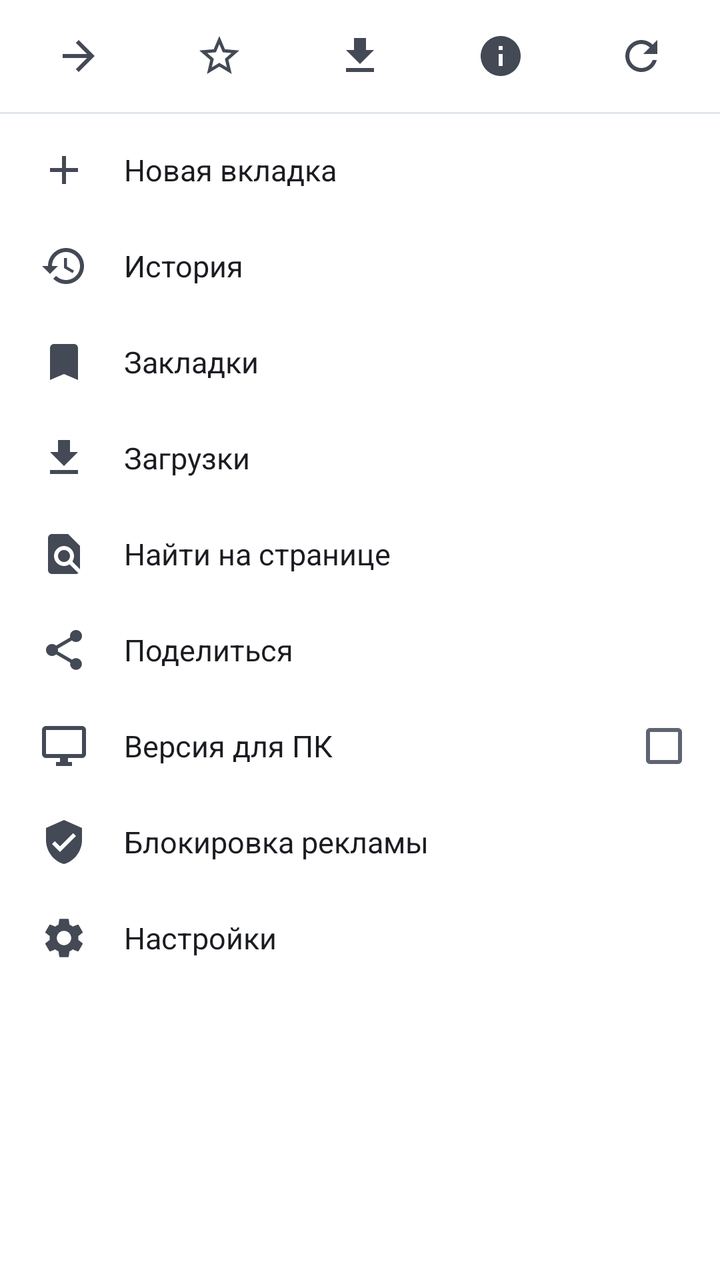
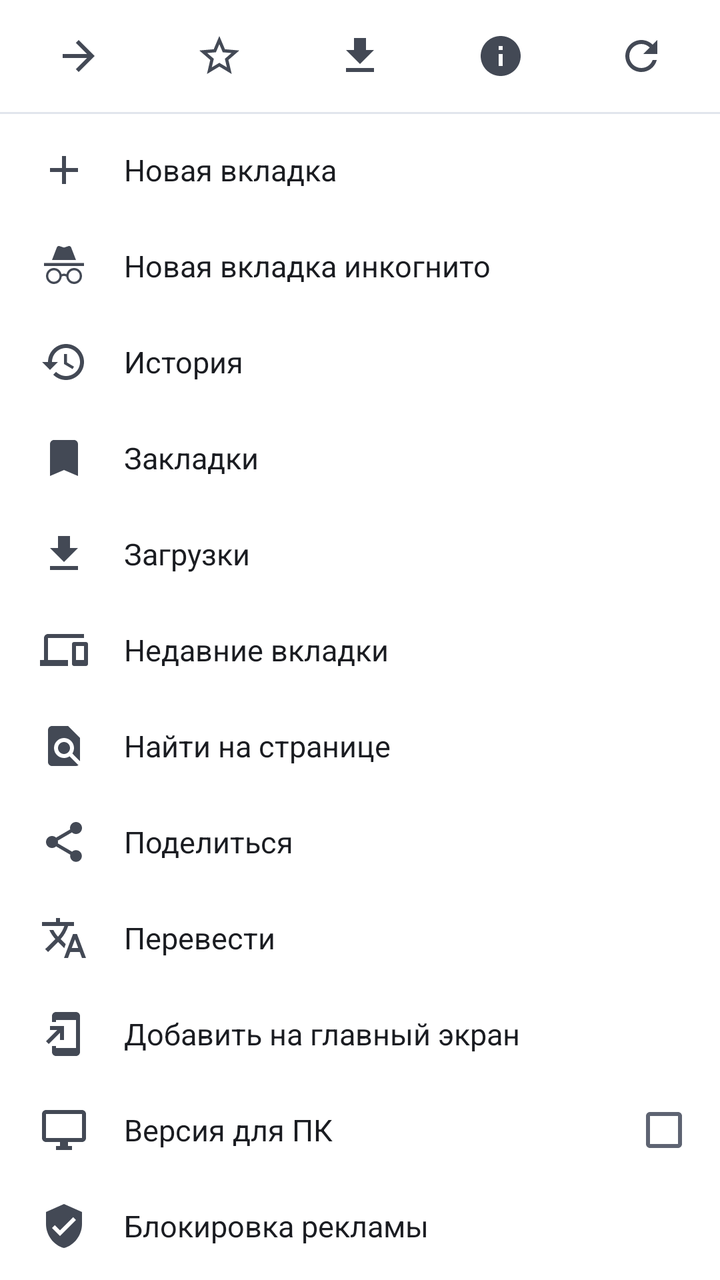

The first picture is an Android layout as it rendered before a commit; the second is the same layout after the commit. The layout source and the unified diff follow.
<!-- AndroidManifest.xml: application theme AppTheme -->
<!-- res/layout/menu_main.xml -->
<?xml version="1.0" encoding="utf-8"?>
<LinearLayout xmlns:android="http://schemas.android.com/apk/res/android"
    android:layout_width="272dp"
    android:layout_height="wrap_content"
    android:orientation="vertical"
    android:paddingTop="4dp"
    android:paddingBottom="8dp">

    <LinearLayout
        android:layout_width="match_parent"
        android:layout_height="52dp"
        android:orientation="horizontal"
        android:paddingStart="4dp"
        android:paddingEnd="4dp">

        <ImageButton android:id="@+id/mForward" style="@style/MenuIcon" android:contentDescription="@string/forward" android:src="@drawable/ic_arrow_forward" />
        <ImageButton android:id="@+id/mBookmark" style="@style/MenuIcon" android:contentDescription="@string/bookmarks" android:src="@drawable/ic_star_border" />
        <ImageButton android:id="@+id/mVideos" style="@style/MenuIcon" android:contentDescription="@string/videos" android:src="@drawable/ic_download" />
        <ImageButton android:id="@+id/mInfo" style="@style/MenuIcon" android:contentDescription="@string/page_info" android:src="@drawable/ic_info" />
        <ImageButton android:id="@+id/mRefresh" style="@style/MenuIcon" android:contentDescription="@string/reload" android:src="@drawable/ic_refresh" />
    </LinearLayout>

    <View
        android:layout_width="match_parent"
        android:layout_height="1dp"
        android:layout_marginBottom="4dp"
        android:background="@color/c_divider" />

    <TextView android:id="@+id/mNewTab" style="@style/MenuItem" android:drawableStart="@drawable/ic_add" android:text="@string/new_tab" />
    <TextView android:id="@+id/mHistory" style="@style/MenuItem" android:drawableStart="@drawable/ic_history" android:text="@string/history" />
    <TextView android:id="@+id/mBookmarks" style="@style/MenuItem" android:drawableStart="@drawable/ic_bookmark" android:text="@string/bookmarks" />
    <TextView android:id="@+id/mDownloads" style="@style/MenuItem" android:drawableStart="@drawable/ic_download" android:text="@string/downloads" />
    <TextView android:id="@+id/mFind" style="@style/MenuItem" android:drawableStart="@drawable/ic_find" android:text="@string/find_hint" />
    <TextView android:id="@+id/mShare" style="@style/MenuItem" android:drawableStart="@drawable/ic_share" android:text="@string/share" />

    <LinearLayout
        android:id="@+id/mDesktop"
        android:layout_width="match_parent"
        android:layout_height="48dp"
        android:background="?android:attr/selectableItemBackground"
        android:gravity="center_vertical"
        android:orientation="horizontal"
        android:paddingEnd="12dp">

        <TextView
            style="@style/MenuItem"
            android:layout_width="0dp"
            android:layout_weight="1"
            android:background="@null"
            android:drawableStart="@drawable/ic_desktop"
            android:text="@string/desktop_site" />

        <CheckBox
            android:id="@+id/mDesktopCheck"
            android:layout_width="wrap_content"
            android:layout_height="wrap_content"
            android:clickable="false"
            android:focusable="false" />
    </LinearLayout>

    <TextView android:id="@+id/mAdblock" style="@style/MenuItem" android:drawableStart="@drawable/ic_shield" android:text="@string/adblock" />
    <TextView android:id="@+id/mSettings" style="@style/MenuItem" android:drawableStart="@drawable/ic_settings" android:text="@string/settings" />
</LinearLayout>
<!-- resources referenced by this layout -->
<resources>
  <color name="c_divider">#E1E5EC</color>
  <string name="adblock">Блокировка рекламы</string>
  <string name="bookmarks">Закладки</string>
  <string name="desktop_site">Версия для ПК</string>
  <string name="downloads">Загрузки</string>
  <string name="find_hint">Найти на странице</string>
  <string name="forward">Вперёд</string>
  <string name="history">История</string>
  <string name="new_tab">Новая вкладка</string>
  <string name="page_info">О странице</string>
  <string name="reload">Обновить</string>
  <string name="settings">Настройки</string>
  <string name="share">Поделиться</string>
  <string name="videos">Видео на странице</string>
  <color name="c_icon">#434955</color>
  <color name="c_text">#1A1C21</color>
  <style name="Platform.Theme" parent="android:Theme.Material.Light.NoActionBar">
          <item name="android:windowLightStatusBar">true</item>
      </style>
  <color name="c_toolbar">#F5F7FB</color>
  <color name="c_accent">#3A67F0</color>
  <color name="c_bg">#FFFFFF</color>
  <color name="c_text2">#5E6472</color>
  <style name="Platform.Dialog" parent="android:Theme.Material.Light.Dialog.Alert" />
  <color name="c_card">#FFFFFF</color>
  <!-- unchanged entries left out for length: 19 -->
</resources>

<!-- the commit's change to res/layout/menu_main.xml (unified diff, before → after) -->
@@ -1,6 +1,10 @@
 <?xml version="1.0" encoding="utf-8"?>
-<LinearLayout xmlns:android="http://schemas.android.com/apk/res/android"
+<ScrollView xmlns:android="http://schemas.android.com/apk/res/android"
     android:layout_width="272dp"
+    android:layout_height="wrap_content"
+    android:scrollbars="none">
+<LinearLayout
+    android:layout_width="match_parent"
     android:layout_height="wrap_content"
     android:orientation="vertical"
     android:paddingTop="4dp"
@@ -27,11 +31,15 @@
         android:background="@color/c_divider" />
 
     <TextView android:id="@+id/mNewTab" style="@style/MenuItem" android:drawableStart="@drawable/ic_add" android:text="@string/new_tab" />
+    <TextView android:id="@+id/mIncognito" style="@style/MenuItem" android:drawableStart="@drawable/ic_incognito" android:text="@string/incognito_new" />
     <TextView android:id="@+id/mHistory" style="@style/MenuItem" android:drawableStart="@drawable/ic_history" android:text="@string/history" />
     <TextView android:id="@+id/mBookmarks" style="@style/MenuItem" android:drawableStart="@drawable/ic_bookmark" android:text="@string/bookmarks" />
     <TextView android:id="@+id/mDownloads" style="@style/MenuItem" android:drawableStart="@drawable/ic_download" android:text="@string/downloads" />
+    <TextView android:id="@+id/mRecent" style="@style/MenuItem" android:drawableStart="@drawable/ic_devices" android:text="@string/recent_tabs" />
     <TextView android:id="@+id/mFind" style="@style/MenuItem" android:drawableStart="@drawable/ic_find" android:text="@string/find_hint" />
     <TextView android:id="@+id/mShare" style="@style/MenuItem" android:drawableStart="@drawable/ic_share" android:text="@string/share" />
+    <TextView android:id="@+id/mTranslate" style="@style/MenuItem" android:drawableStart="@drawable/ic_translate" android:text="@string/translate" />
+    <TextView android:id="@+id/mAddHome" style="@style/MenuItem" android:drawableStart="@drawable/ic_add_home" android:text="@string/add_home" />
 
     <LinearLayout
         android:id="@+id/mDesktop"
@@ -61,3 +69,4 @@
     <TextView android:id="@+id/mAdblock" style="@style/MenuItem" android:drawableStart="@drawable/ic_shield" android:text="@string/adblock" />
     <TextView android:id="@+id/mSettings" style="@style/MenuItem" android:drawableStart="@drawable/ic_settings" android:text="@string/settings" />
 </LinearLayout>
+</ScrollView>
<!-- resource entries referenced after the edit -->
@@ -1,18 +1,38 @@
 <!-- resources referenced by this layout -->
 <resources>
   <color name="c_divider">#E1E5EC</color>
+  <!-- drawable ic_add_home (drawable) -->
+  <vector xmlns:android="http://schemas.android.com/apk/res/android" android:width="24dp" android:height="24dp" android:viewportWidth="24" android:viewportHeight="24">
+      <path android:fillColor="@color/c_icon" android:pathData="M18,1.01L8,1c-1.1,0 -2,0.9 -2,2v3h2V5h10v14H8v-1H6v3c0,1.1 0.9,2 2,2h10c1.1,0 2,-0.9 2,-2V3c0,-1.1 -0.9,-1.99 -2,-1.99zM10,15h2V8H5v2h3.59L3,15.59 4.41,17 10,11.41z" />
+  </vector>
+  <!-- drawable ic_devices (drawable) -->
+  <vector xmlns:android="http://schemas.android.com/apk/res/android" android:width="24dp" android:height="24dp" android:viewportWidth="24" android:viewportHeight="24">
+      <path android:fillColor="@color/c_icon" android:pathData="M4,6h18V4H4c-1.1,0 -2,0.9 -2,2v11H0v3h14v-3H4V6zM23,8h-6c-0.55,0 -1,0.45 -1,1v10c0,0.55 0.45,1 1,1h6c0.55,0 1,-0.45 1,-1V9c0,-0.55 -0.45,-1 -1,-1zM22,17h-4v-7h4v7z" />
+  </vector>
+  <!-- drawable ic_incognito (drawable) -->
+  <vector xmlns:android="http://schemas.android.com/apk/res/android" android:width="24dp" android:height="24dp" android:viewportWidth="24" android:viewportHeight="24">
+      <path android:fillColor="@color/c_icon" android:pathData="M17.06 13C15.2 13 13.64 14.33 13.24 16.1C12.29 15.69 11.42 15.8 10.76 16.09C10.35 14.31 8.79 13 6.94 13C4.77 13 3 14.79 3 17C3 19.21 4.77 21 6.94 21C9 21 10.68 19.38 10.84 17.32C11.18 17.08 12.07 16.63 13.16 17.34C13.34 19.39 15 21 17.06 21C19.23 21 21 19.21 21 17C21 14.79 19.23 13 17.06 13M6.94 14.14C8.5 14.14 9.76 15.42 9.76 17C9.76 18.58 8.5 19.86 6.94 19.86C5.38 19.86 4.12 18.58 4.12 17C4.12 15.42 5.38 14.14 6.94 14.14M17.06 14.14C18.62 14.14 19.88 15.42 19.88 17C19.88 18.58 18.62 19.86 17.06 19.86C15.5 19.86 14.24 18.58 14.24 17C14.24 15.42 15.5 14.14 17.06 14.14M22 10.5H2V12H22V10.5M15.53 2.63C15.31 2.14 14.75 1.88 14.22 2.05L12 2.79L9.77 2.05L9.72 2.04C9.19 1.89 8.63 2.17 8.43 2.68L6 9H18L15.56 2.68L15.53 2.63Z" />
+  </vector>
+  <!-- drawable ic_translate (drawable) -->
+  <vector xmlns:android="http://schemas.android.com/apk/res/android" android:width="24dp" android:height="24dp" android:viewportWidth="24" android:viewportHeight="24">
+      <path android:fillColor="@color/c_icon" android:pathData="M12.87,15.07l-2.54,-2.51 0.03,-0.03c1.74,-1.94 2.98,-4.17 3.71,-6.53L17,6L17,4h-7L10,2L8,2v2L1,4v1.99h11.17C11.5,7.92 10.44,9.75 9,11.35 8.07,10.32 7.3,9.19 6.69,8h-2c0.73,1.63 1.73,3.17 2.98,4.56l-5.09,5.02L4,19l5,-5 3.11,3.11 0.76,-2.04zM18.5,10h-2L12,22h2l1.12,-3h4.75L21,22h2l-4.5,-12zM15.88,17l1.62,-4.33L19.12,17h-3.24z" />
+  </vector>
   <string name="adblock">Блокировка рекламы</string>
+  <string name="add_home">Добавить на главный экран</string>
   <string name="bookmarks">Закладки</string>
   <string name="desktop_site">Версия для ПК</string>
   <string name="downloads">Загрузки</string>
   <string name="find_hint">Найти на странице</string>
   <string name="forward">Вперёд</string>
   <string name="history">История</string>
+  <string name="incognito_new">Новая вкладка инкогнито</string>
   <string name="new_tab">Новая вкладка</string>
   <string name="page_info">О странице</string>
+  <string name="recent_tabs">Недавние вкладки</string>
   <string name="reload">Обновить</string>
   <string name="settings">Настройки</string>
   <string name="share">Поделиться</string>
+  <string name="translate">Перевести</string>
   <string name="videos">Видео на странице</string>
   <color name="c_icon">#434955</color>
   <color name="c_text">#1A1C21</color>
